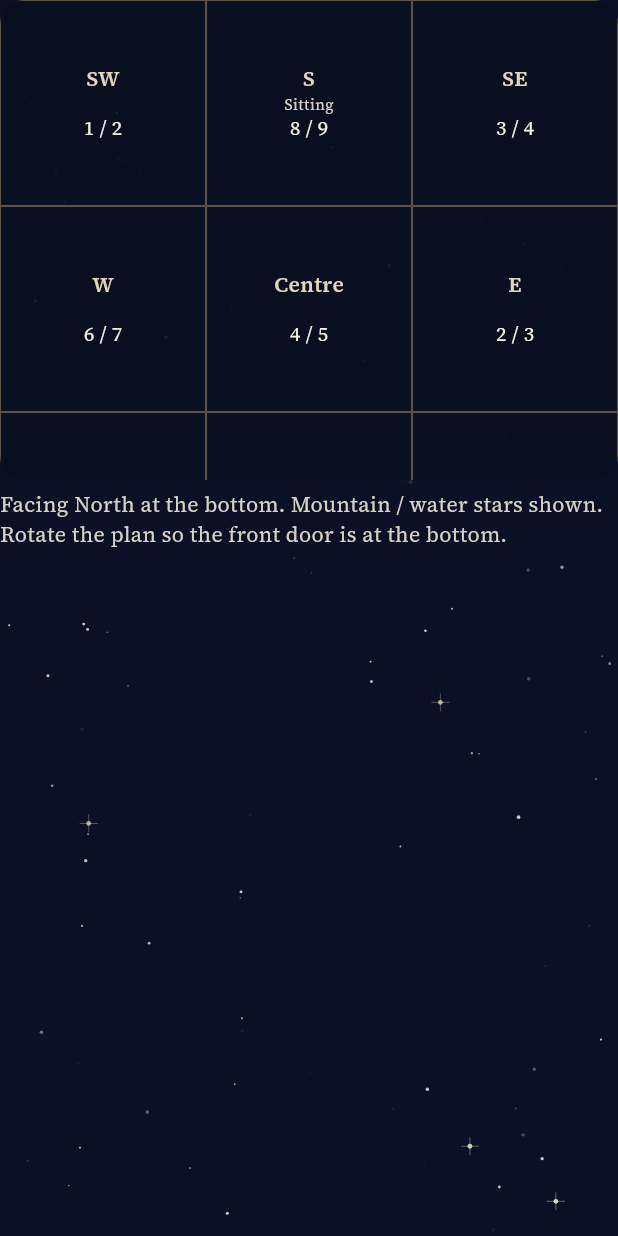
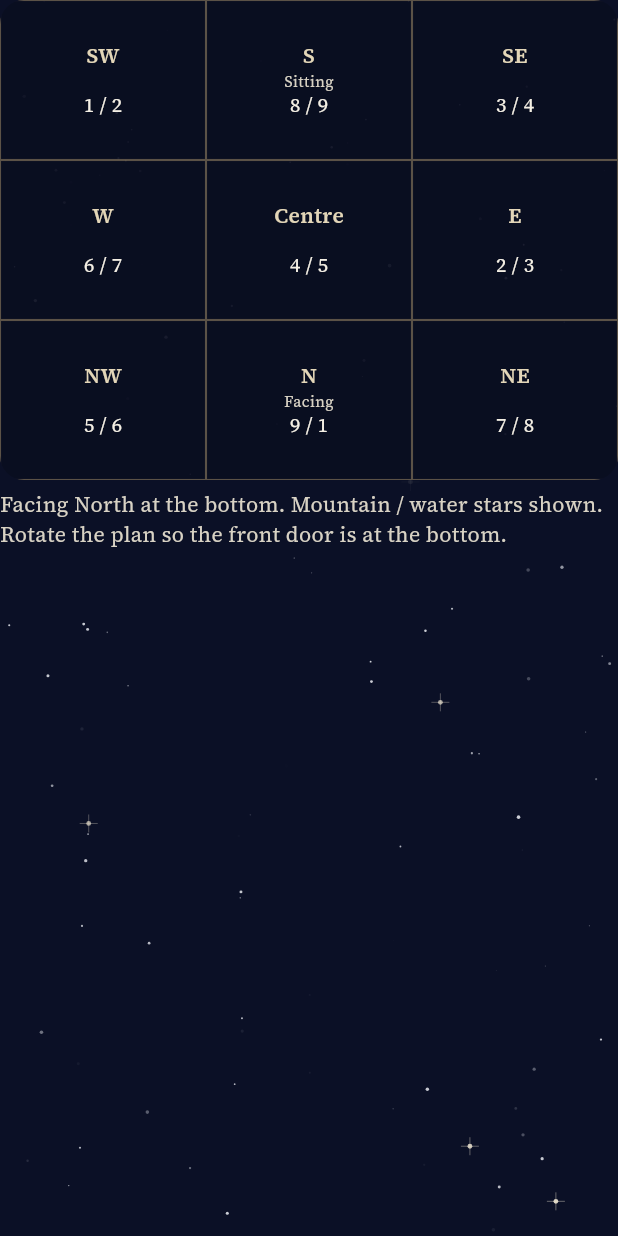
Before and after one commit to bhemfine/Fengshui, a Flutter app: the FloorPlanOverlay widget shown alone on an empty page, opened directly with empty values, on a phone screen of 412 x 824 dp. Run offline on Flutter 3.47's test engine with Material 3 defaults, Android fonts, the phone set to English and light mode, and no system bars; our stand-ins replace flutter_local_notifications, flutter_map, go_router, google_fonts, image_picker, latlong2 and 5 more; accounts and stored records are empty.

Commit message:
Fix issues from Opus review

```diff
--- a/flutter_app/lib/widgets/floor_plan_overlay.dart
+++ b/flutter_app/lib/widgets/floor_plan_overlay.dart
@@ -41,49 +41,30 @@ class FloorPlanOverlay extends StatelessWidget {
             child: Stack(
               fit: StackFit.expand,
               children: [
-                ColoredBox(color: const Color(0xE60B1026), child: _photo(facing)),
-                GridView.builder(
-                  physics: const NeverScrollableScrollPhysics(),
-                  gridDelegate: const SliverGridDelegateWithFixedCrossAxisCount(crossAxisCount: 3),
-                  itemCount: 9,
-                  itemBuilder: (context, i) {
-                    final d = order[i];
-                    final stars = chart.palaces[d]!;
-                    final sel = selected == i;
-                    return GestureDetector(
-                      onTap: onZoneTap == null ? null : () => onZoneTap!(i),
-                      child: Container(
-                        decoration: BoxDecoration(
-                          border: Border.all(
-                            color: sel ? AppColors.gold2 : AppColors.gold.withValues(alpha: 0.45),
-                            width: sel ? 2 : 0.7,
-                          ),
-                          color: sel ? AppColors.gold.withValues(alpha: 0.18) : Colors.black.withValues(alpha: 0.15),
-                        ),
-                        padding: const EdgeInsets.all(4),
-                        child: Column(
-                          mainAxisAlignment: MainAxisAlignment.center,
+                ColoredBox(
+                  color: const Color(0xE60B1026),
+                  child: _photo(facing),
+                ),
+                Column(
+                  children: [
+                    for (var row = 0; row < 3; row++)
+                      Expanded(
+                        child: Row(
+                          crossAxisAlignment: CrossAxisAlignment.stretch,
                           children: [
-                            Text(
-                              d == Direction.centre ? 'Centre' : directionShort[d]!,
-                              style: InkText.small.copyWith(
-                                color: AppColors.gold2,
-                                fontWeight: FontWeight.w600,
+                            for (var col = 0; col < 3; col++)
+                              Expanded(
+                                child: _zone(
+                                  order[row * 3 + col],
+                                  row * 3 + col,
+                                  facing,
+                                  chart,
+                                ),
                               ),
-                            ),
-                            Text(
-                              d == facing ? 'Facing' : (d == oppositeDirection[facing] ? 'Sitting' : ''),
-                              style: InkText.small.copyWith(color: AppColors.ivory2, fontSize: 10),
-                            ),
-                            Text(
-                              '${stars.mountain} / ${stars.facing}',
-                              style: InkText.body(size: 13, color: AppColors.ivory),
-                            ),
                           ],
                         ),
                       ),
-                    );
-                  },
+                  ],
                 ),
               ],
             ),
@@ -99,6 +80,53 @@ class FloorPlanOverlay extends StatelessWidget {
     );
   }
 
+  Widget _zone(Direction d, int i, Direction facing, FlyingStarChart chart) {
+    final stars = chart.palaces[d]!;
+    final sel = selected == i;
+    return GestureDetector(
+      onTap: onZoneTap == null ? null : () => onZoneTap!(i),
+      child: Container(
+        decoration: BoxDecoration(
+          border: Border.all(
+            color: sel
+                ? AppColors.gold2
+                : AppColors.gold.withValues(alpha: 0.45),
+            width: sel ? 2 : 0.7,
+          ),
+          color: sel
+              ? AppColors.gold.withValues(alpha: 0.18)
+              : Colors.black.withValues(alpha: 0.15),
+        ),
+        padding: const EdgeInsets.all(4),
+        child: Column(
+          mainAxisAlignment: MainAxisAlignment.center,
+          children: [
+            Text(
+              d == Direction.centre ? 'Centre' : directionShort[d]!,
+              style: InkText.small.copyWith(
+                color: AppColors.gold2,
+                fontWeight: FontWeight.w600,
+              ),
+            ),
+            Text(
+              d == facing
+                  ? 'Facing'
+                  : (d == oppositeDirection[facing] ? 'Sitting' : ''),
+              style: InkText.small.copyWith(
+                color: AppColors.ivory2,
+                fontSize: 10,
+              ),
+            ),
+            Text(
+              '${stars.mountain} / ${stars.facing}',
+              style: InkText.body(size: 13, color: AppColors.ivory),
+            ),
+          ],
+        ),
+      ),
+    );
+  }
+
   Widget _photo(Direction facing) {
     if (image == null || !image!.existsSync()) {
       return const SizedBox.expand();
```
Also changed, not shown: flutter_app/lib/data/crash_log.dart (+43 -8 lines), flutter_app/lib/data/notifications.dart (+22 -6 lines), flutter_app/lib/data/tarot_classifier.dart (+6 -1 lines), flutter_app/lib/data/your_year.dart (+38 -20 lines), flutter_app/lib/screens/profile_screen.dart (+143 -42 lines), flutter_app/lib/screens/tarot_screen.dart (+76 -25 lines), 4 other files.
